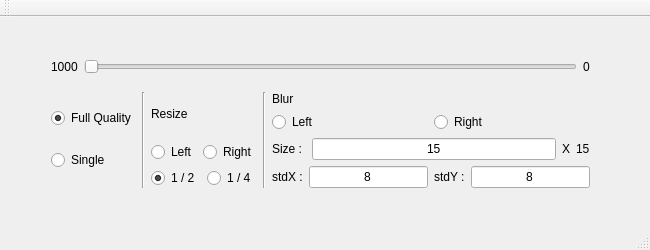
The window that ui/mainwindow.ui (mustafatok/idp_server) describes before a commit, drawn with Qt 5.
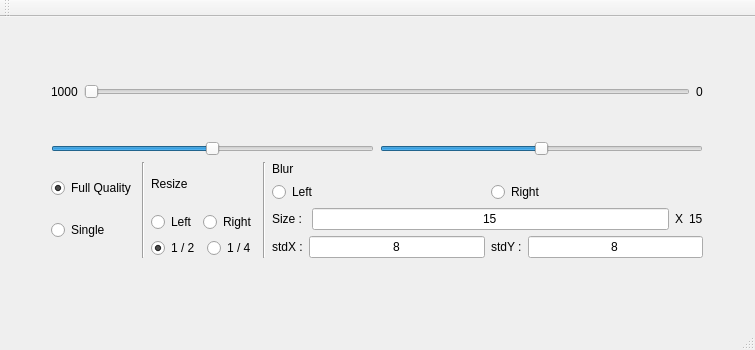
The same window after the commit.

What changed in the file:
```diff
--- a/ui/mainwindow.ui
+++ b/ui/mainwindow.ui
@@ -6,14 +6,14 @@
    <rect>
     <x>0</x>
     <y>0</y>
-    <width>650</width>
-    <height>250</height>
+    <width>755</width>
+    <height>350</height>
    </rect>
   </property>
   <property name="maximumSize">
    <size>
-    <width>650</width>
-    <height>250</height>
+    <width>850</width>
+    <height>350</height>
    </size>
   </property>
   <property name="windowTitle">
@@ -25,8 +25,8 @@
      <rect>
       <x>40</x>
       <y>20</y>
-      <width>561</width>
-      <height>162</height>
+      <width>674</width>
+      <height>232</height>
      </rect>
     </property>
     <layout class="QVBoxLayout" name="verticalLayout_3">
@@ -85,6 +85,78 @@
        </item>
       </layout>
      </item>
+     <item>
+      <layout class="QHBoxLayout" name="horizontalLayout_2">
+       <item>
+        <widget class="QSlider" name="leftSlider">
+         <property name="enabled">
+          <bool>true</bool>
+         </property>
+         <property name="minimum">
+          <number>-544</number>
+         </property>
+         <property name="maximum">
+          <number>544</number>
+         </property>
+         <property name="singleStep">
+          <number>10</number>
+         </property>
+         <property name="pageStep">
+          <number>50</number>
+         </property>
+         <property name="value">
+          <number>0</number>
+         </property>
+         <property name="sliderPosition">
+          <number>0</number>
+         </property>
+         <property name="tracking">
+          <bool>true</bool>
+         </property>
+         <property name="orientation">
+          <enum>Qt::Horizontal</enum>
+         </property>
+         <property name="tickPosition">
+          <enum>QSlider::NoTicks</enum>
+         </property>
+        </widget>
+       </item>
+       <item>
+        <widget class="QSlider" name="rightSlider">
+         <property name="enabled">
+          <bool>true</bool>
+         </property>
+         <property name="minimum">
+          <number>-544</number>
+         </property>
+         <property name="maximum">
+          <number>544</number>
+         </property>
+         <property name="singleStep">
+          <number>10</number>
+         </property>
+         <property name="pageStep">
+          <number>50</number>
+         </property>
+         <property name="value">
+          <number>0</number>
+         </property>
+         <property name="sliderPosition">
+          <number>0</number>
+         </property>
+         <property name="tracking">
+          <bool>true</bool>
+         </property>
+         <property name="orientation">
+          <enum>Qt::Horizontal</enum>
+         </property>
+         <property name="tickPosition">
+          <enum>QSlider::NoTicks</enum>
+         </property>
+        </widget>
+       </item>
+      </layout>
+     </item>
      <item>
       <layout class="QHBoxLayout" name="horizontalLayout_10">
        <item>
```
Left out of the diff: 30 changed lines with no effect on the pictures.
